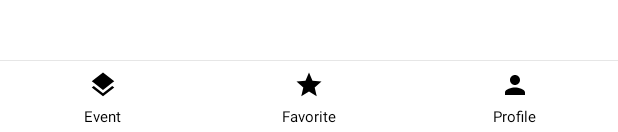
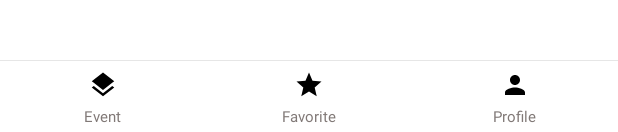
Before and after one commit to shyakdas/Jiva, an Android app: the layout activity_main.xml on its own in the app's theme, with its tools: preview values and no code run, on a phone screen of 412 x 824 dp. Shown: the part 1101-1233 px from the top of the screen. Run offline under Robolectric (Android 15) with nearby library versions, the phone set to English and light mode, and no system bars.

```diff
--- /dev/null
+++ b/app/src/main/java/com/jiva/com/jivaassigment/utils/NonSwipeableViewpager.java
@@ -0,0 +1,60 @@
+package com.jiva.com.jivaassigment.utils;
+
+import android.content.Context;
+import android.support.v4.view.ViewPager;
+import android.util.AttributeSet;
+import android.view.MotionEvent;
+import android.view.animation.DecelerateInterpolator;
+import android.widget.Scroller;
+
+import java.lang.reflect.Field;
+
+public class NonSwipeableViewpager extends ViewPager {
+
+    public NonSwipeableViewpager(Context context) {
+        super(context);
+        setMyScroller();
+    }
+
+    public NonSwipeableViewpager(Context context, AttributeSet attrs) {
+        super(context, attrs);
+        setMyScroller();
+    }
+
+    @Override
+    public boolean onInterceptTouchEvent(MotionEvent event) {
+        // Never allow swiping to switch between pages
+        return false;
+    }
+
+    @Override
+    public boolean onTouchEvent(MotionEvent event) {
+        // Never allow swiping to switch between pages
+        return false;
+    }
+
+    //down one is added for smooth scrolling
+
+    private void setMyScroller() {
+        try {
+            Class<?> viewpager = ViewPager.class;
+            Field scroller = viewpager.getDeclaredField("mScroller");
+            scroller.setAccessible(true);
+            scroller.set(this, new MyScroller(getContext()));
+        } catch (Exception e) {
+            e.printStackTrace();
+        }
+    }
+
+    public class MyScroller extends Scroller {
+
+        public MyScroller(Context context) {
+            super(context, new DecelerateInterpolator());
+        }
+
+        @Override
+        public void startScroll(int startX, int startY, int dx, int dy, int duration) {
+            super.startScroll(startX, startY, dx, dy, 350 /*1 secs*/);
+        }
+    }
+}
--- a/app/src/main/res/layout/activity_main.xml
+++ b/app/src/main/res/layout/activity_main.xml
@@ -10,6 +10,14 @@
         android:layout_width="match_parent"
         android:layout_height="match_parent"
         android:background="@android:color/white">
+
+        <!-- Non Swipeable View Pager -->
+
+        <com.jiva.com.jivaassigment.utils.NonSwipeableViewpager
+            android:id="@+id/non_swipe_view_pager"
+            android:layout_width="match_parent"
+            android:layout_height="match_parent"
+            android:layout_above="@+id/bottom_layout" />
 
         <LinearLayout
             android:id="@+id/bottom_layout"
@@ -46,7 +54,7 @@
                     android:layout_gravity="center"
                     android:layout_marginTop="4dp"
                     android:text="Event"
-                    android:textColor="@android:color/black"
+                    android:textColor="@color/textColor"
                     android:textSize="10dp" />
 
             </LinearLayout>
@@ -77,7 +85,7 @@
                     android:layout_gravity="center"
                     android:layout_marginTop="4dp"
                     android:text="Favorite"
-                    android:textColor="@android:color/black"
+                    android:textColor="@color/textColor"
                     android:textSize="10dp" />
 
             </LinearLayout>
@@ -108,7 +116,7 @@
                     android:layout_gravity="center"
                     android:layout_marginTop="4dp"
                     android:text="Profile"
-                    android:textColor="@android:color/black"
+                    android:textColor="@color/textColor"
                     android:textSize="10dp" />
 
             </LinearLayout>
--- a/app/src/main/res/values/colors.xml
+++ b/app/src/main/res/values/colors.xml
@@ -3,4 +3,5 @@
     <color name="colorPrimary">#ffffff</color>
     <color name="colorPrimaryDark">#ffffff</color>
     <color name="colorAccent">#000000</color>
+    <color name="textColor">#817977</color>
 </resources>
```
Also changed, not shown: app/src/main/java/com/jiva/com/jivaassigment/MainActivity.java (+85 -2 lines), app/src/main/java/com/jiva/com/jivaassigment/event/EventFragment.java (added, +28 -0 lines), app/src/main/java/com/jiva/com/jivaassigment/favorite/FavoriteFragment.java (added, +28 -0 lines), app/src/main/java/com/jiva/com/jivaassigment/profile/ProfileFragment.java (added, +29 -0 lines), app/src/main/java/com/jiva/com/jivaassigment/utils/HomePagerAdapter.java (added, +49 -0 lines), app/src/main/res/layout/fragment_event.xml (added, +17 -0 lines), app/src/main/res/layout/fragment_favorite.xml (added, +16 -0 lines), app/src/main/res/layout/fragment_profile.xml (added, +16 -0 lines).
